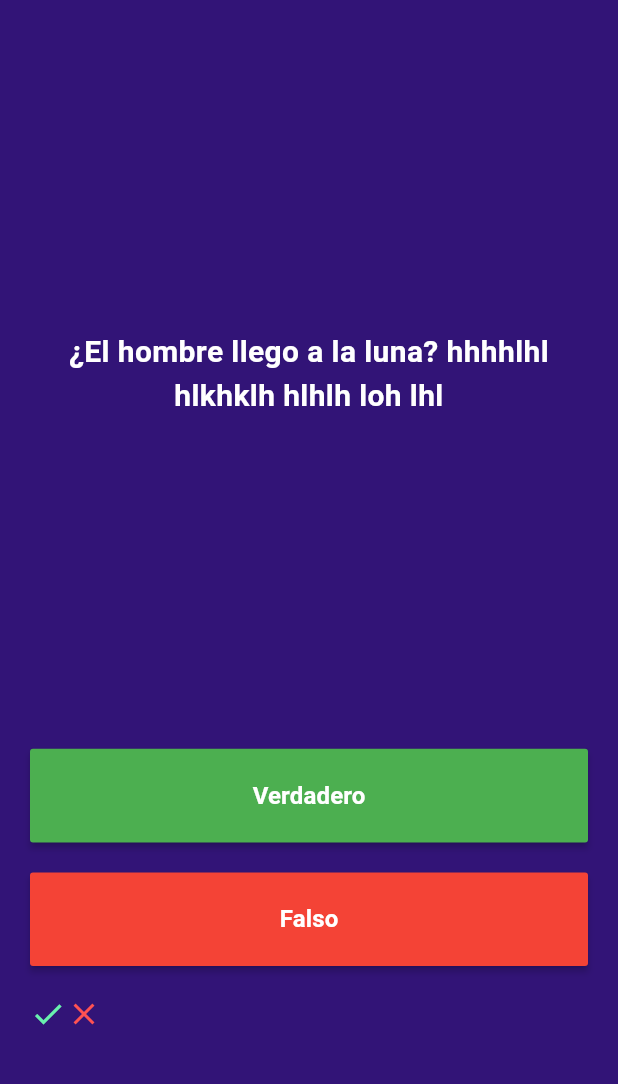
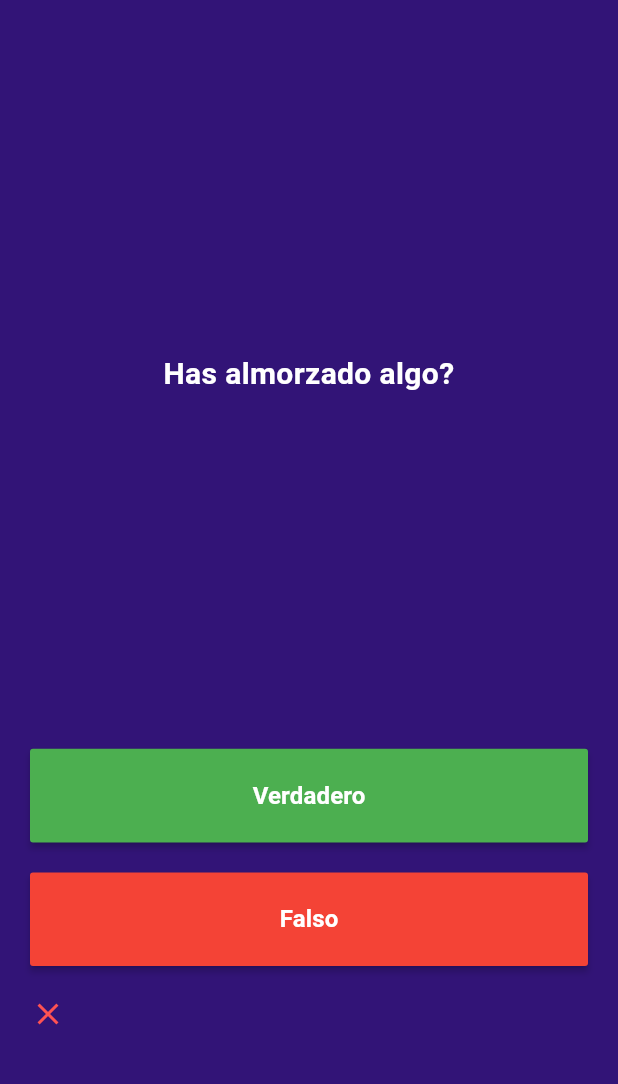
Before and after one commit to KeingCasabona/Tecsup-semana5-quizapp, a Flutter app: the screen it shows after launch, after a tap on "Verdadero", on a phone screen of 412 x 824 dp, the part 84-1168 px from its top. Run offline on Flutter 3.47's test engine with Material 3 defaults, Android fonts, the phone set to English and light mode, and no system bars.

```diff
--- a/lib/main.dart
+++ b/lib/main.dart
@@ -23,10 +23,17 @@ class QuizPage extends StatefulWidget {
 }
 
 class _QuizPageState extends State<QuizPage> {
-  List<Icon> scoreKeeper = [
-    Icon(Icons.check, color: Colors.greenAccent),
-    Icon(Icons.close, color: Colors.redAccent),
+  int questionNumber = 0;
+  List<String> questions = [
+    "El hombre llego a la Luna?,",
+    "Has almorzado algo?",
+    "Sientes frio?",
+    "Vas a salir mañana?",
   ];
+
+  List<bool> answers = [true, true, false, true];
+
+  List<Icon> scoreKeeper = [];
 
   @override
   Widget build(BuildContext context) {
@@ -51,7 +58,7 @@ class _QuizPageState extends State<QuizPage> {
               flex: 8,
               child: Center(
                 child: Text(
-                  '¿El hombre llego a la luna? hhhhlhl hlkhklh hlhlh loh lhl  ',
+                  questions[questionNumber],
                   textAlign: TextAlign.center,
                   style: TextStyle(
                       fontSize: 20,
@@ -62,7 +69,19 @@ class _QuizPageState extends State<QuizPage> {
             ),
             Expanded(
               child: MaterialButton(
-                onPressed: () {},
+                onPressed: () {
+                  setState(
+                    () {
+                      questionNumber++;
+                      scoreKeeper.add(
+                        Icon(
+                          Icons.close,
+                          color: Colors.redAccent,
+                        ),
+                      );
+                    },
+                  );
+                },
                 child: Text(
                   'Verdadero',
                   style: TextStyle(
```
